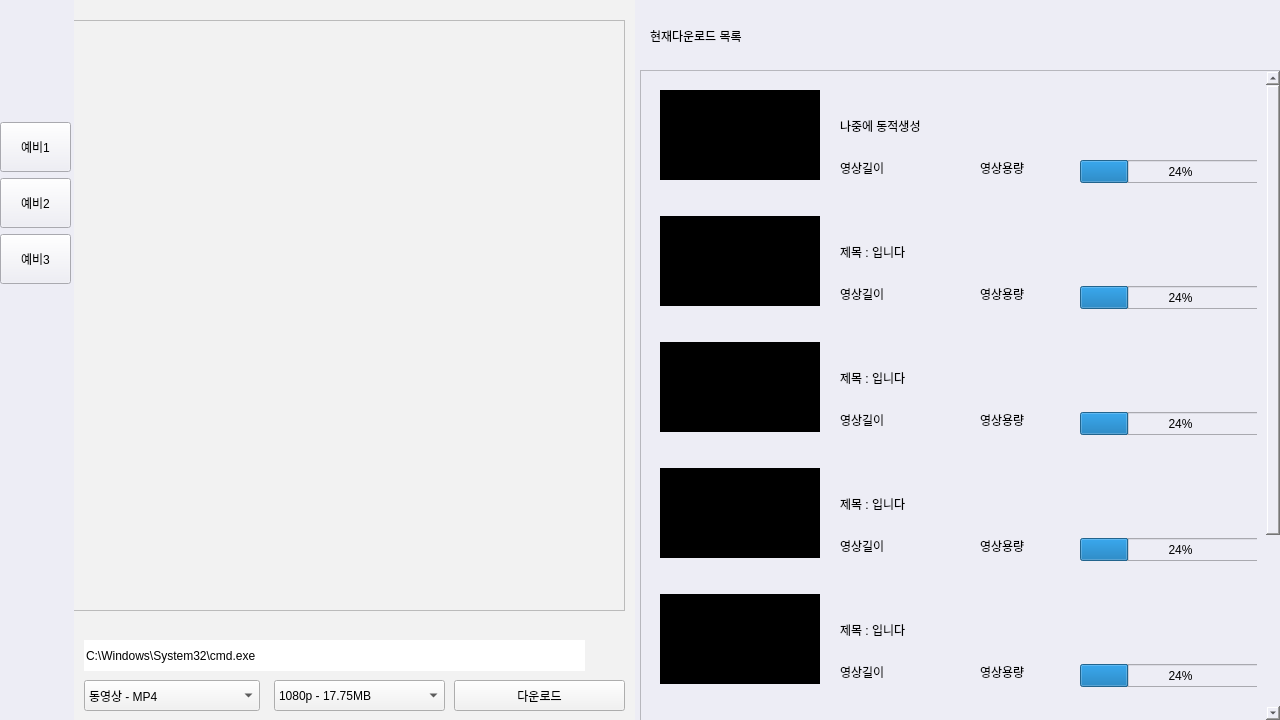
This is python/gui_testing/test2.ui in C-Meister/YouMind as Qt 5 draws it before an edit. The edited form follows.
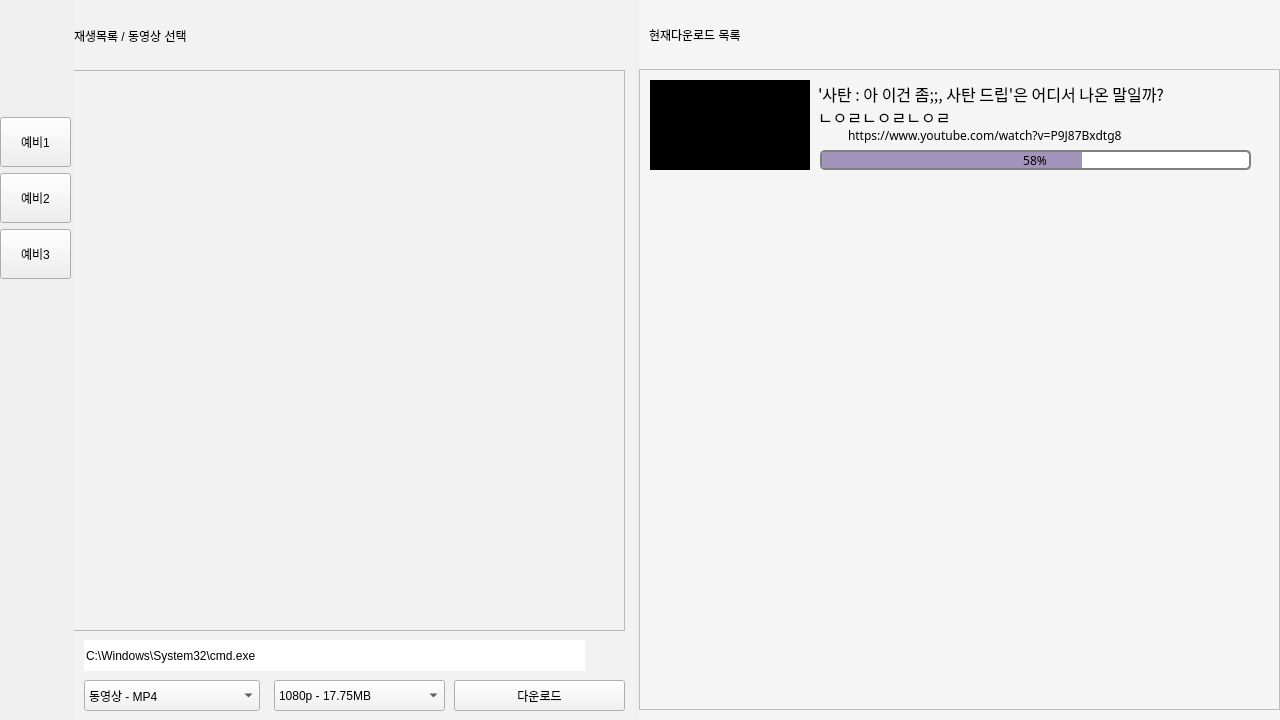
This is the edited form. Icons and pictures are not drawn.

```diff
--- a/python/gui_testing/test2.ui
+++ b/python/gui_testing/test2.ui
@@ -14,7 +14,7 @@
    <string>MainWindow</string>
   </property>
   <property name="styleSheet">
-   <string notr="true">background-color : rgb(237,237,245);</string>
+   <string notr="true"/>
   </property>
   <widget class="QWidget" name="centralwidget">
    <widget class="QStackedWidget" name="stackedWidget">
@@ -152,9 +152,9 @@
       <property name="geometry">
        <rect>
         <x>-10</x>
-        <y>20</y>
+        <y>70</y>
         <width>561</width>
-        <height>591</height>
+        <height>561</height>
        </rect>
       </property>
       <property name="widgetResizable">
@@ -200,6 +200,19 @@
        </layout>
       </widget>
      </widget>
+     <widget class="QLabel" name="asdf_2">
+      <property name="geometry">
+       <rect>
+        <x>0</x>
+        <y>10</y>
+        <width>551</width>
+        <height>51</height>
+       </rect>
+      </property>
+      <property name="text">
+       <string>재생목록 / 동영상 선택</string>
+      </property>
+     </widget>
      <zorder>btn_link_download</zorder>
      <zorder>combo_link_format</zorder>
      <zorder>btn_link_file</zorder>
@@ -1096,645 +1109,34 @@
      </widget>
     </widget>
    </widget>
-   <widget class="QScrollArea" name="scrollArea">
-    <property name="geometry">
-     <rect>
-      <x>640</x>
-      <y>70</y>
-      <width>641</width>
-      <height>651</height>
-     </rect>
-    </property>
-    <property name="widgetResizable">
-     <bool>true</bool>
-    </property>
-    <widget class="QWidget" name="scrollAreaWidgetContents">
+   <widget class="QWidget" name="widget_17" native="true">
      <property name="geometry">
       <rect>
        <x>0</x>
        <y>0</y>
-       <width>622</width>
-       <height>894</height>
-      </rect>
-     </property>
-     <layout class="QVBoxLayout" name="verticalLayout_6">
-      <item>
-       <widget class="QWidget" name="widget_2" native="true">
-        <property name="minimumSize">
-         <size>
-          <width>0</width>
-          <height>120</height>
-         </size>
-        </property>
-        <property name="maximumSize">
-         <size>
-          <width>16777215</width>
-          <height>120</height>
-         </size>
-        </property>
-        <widget class="QLabel" name="label_9">
-         <property name="geometry">
-          <rect>
-           <x>190</x>
-           <y>80</y>
-           <width>111</width>
-           <height>16</height>
-          </rect>
-         </property>
-         <property name="text">
-          <string>영상길이</string>
-         </property>
-        </widget>
-        <widget class="QLabel" name="label_10">
-         <property name="geometry">
-          <rect>
-           <x>190</x>
-           <y>20</y>
-           <width>231</width>
-           <height>51</height>
-          </rect>
-         </property>
-         <property name="text">
-          <string>나중에 동적생성</string>
-         </property>
-        </widget>
-        <widget class="QLabel" name="label_11">
-         <property name="geometry">
-          <rect>
-           <x>10</x>
-           <y>10</y>
-           <width>160</width>
-           <height>90</height>
-          </rect>
-         </property>
+      <width>71</width>
+      <height>721</height>
+     </rect>
+    </property>
          <property name="styleSheet">
-          <string notr="true">background-color : black ;</string>
-         </property>
-         <property name="text">
-          <string>썸네일ㄴㅇㄹㄴㅇㄹㄴㅇㄹ</string>
-         </property>
-        </widget>
-        <widget class="QLabel" name="label_12">
-         <property name="geometry">
-          <rect>
-           <x>330</x>
-           <y>80</y>
-           <width>111</width>
-           <height>16</height>
-          </rect>
-         </property>
-         <property name="text">
-          <string>영상용량</string>
-         </property>
-        </widget>
-        <widget class="QProgressBar" name="progressBar_2">
-         <property name="geometry">
-          <rect>
-           <x>430</x>
-           <y>80</y>
-           <width>201</width>
-           <height>23</height>
-          </rect>
-         </property>
-         <property name="value">
-          <number>24</number>
-         </property>
-        </widget>
-       </widget>
-      </item>
-      <item>
-       <widget class="QWidget" name="widget_14" native="true">
-        <property name="minimumSize">
-         <size>
-          <width>0</width>
-          <height>120</height>
-         </size>
-        </property>
-        <property name="maximumSize">
-         <size>
-          <width>16777215</width>
-          <height>120</height>
-         </size>
-        </property>
-        <widget class="QLabel" name="label_65">
-         <property name="geometry">
-          <rect>
-           <x>190</x>
-           <y>80</y>
-           <width>111</width>
-           <height>16</height>
-          </rect>
-         </property>
-         <property name="text">
-          <string>영상길이</string>
-         </property>
-        </widget>
-        <widget class="QLabel" name="label_66">
-         <property name="geometry">
-          <rect>
-           <x>190</x>
-           <y>20</y>
-           <width>231</width>
-           <height>51</height>
-          </rect>
-         </property>
-         <property name="text">
-          <string>제목 : 입니다</string>
-         </property>
-        </widget>
-        <widget class="QLabel" name="label_67">
-         <property name="geometry">
-          <rect>
-           <x>10</x>
-           <y>10</y>
-           <width>160</width>
-           <height>90</height>
-          </rect>
-         </property>
-         <property name="styleSheet">
-          <string notr="true">background-color : black ;</string>
-         </property>
-         <property name="text">
-          <string>썸네일ㄴㅇㄹㄴㅇㄹㄴㅇㄹ</string>
-         </property>
-        </widget>
-        <widget class="QLabel" name="label_68">
-         <property name="geometry">
-          <rect>
-           <x>330</x>
-           <y>80</y>
-           <width>111</width>
-           <height>16</height>
-          </rect>
-         </property>
-         <property name="text">
-          <string>영상용량</string>
-         </property>
-        </widget>
-        <widget class="QProgressBar" name="progressBar_16">
-         <property name="geometry">
-          <rect>
-           <x>430</x>
-           <y>80</y>
-           <width>201</width>
-           <height>23</height>
-          </rect>
-         </property>
-         <property name="value">
-          <number>24</number>
-         </property>
-        </widget>
-       </widget>
-      </item>
-      <item>
-       <widget class="QWidget" name="widget_16" native="true">
-        <property name="minimumSize">
-         <size>
-          <width>0</width>
-          <height>120</height>
-         </size>
-        </property>
-        <property name="maximumSize">
-         <size>
-          <width>16777215</width>
-          <height>120</height>
-         </size>
-        </property>
-        <widget class="QLabel" name="label_73">
-         <property name="geometry">
-          <rect>
-           <x>190</x>
-           <y>80</y>
-           <width>111</width>
-           <height>16</height>
-          </rect>
-         </property>
-         <property name="text">
-          <string>영상길이</string>
-         </property>
-        </widget>
-        <widget class="QLabel" name="label_74">
-         <property name="geometry">
-          <rect>
-           <x>190</x>
-           <y>20</y>
-           <width>231</width>
-           <height>51</height>
-          </rect>
-         </property>
-         <property name="text">
-          <string>제목 : 입니다</string>
-         </property>
-        </widget>
-        <widget class="QLabel" name="label_75">
-         <property name="geometry">
-          <rect>
-           <x>10</x>
-           <y>10</y>
-           <width>160</width>
-           <height>90</height>
-          </rect>
-         </property>
-         <property name="styleSheet">
-          <string notr="true">background-color : black ;</string>
-         </property>
-         <property name="text">
-          <string>썸네일ㄴㅇㄹㄴㅇㄹㄴㅇㄹ</string>
-         </property>
-        </widget>
-        <widget class="QLabel" name="label_76">
-         <property name="geometry">
-          <rect>
-           <x>330</x>
-           <y>80</y>
-           <width>111</width>
-           <height>16</height>
-          </rect>
-         </property>
-         <property name="text">
-          <string>영상용량</string>
-         </property>
-        </widget>
-        <widget class="QProgressBar" name="progressBar_18">
-         <property name="geometry">
-          <rect>
-           <x>430</x>
-           <y>80</y>
-           <width>201</width>
-           <height>23</height>
-          </rect>
-         </property>
-         <property name="value">
-          <number>24</number>
-         </property>
-        </widget>
-       </widget>
-      </item>
-      <item>
-       <widget class="QWidget" name="widget_15" native="true">
-        <property name="minimumSize">
-         <size>
-          <width>0</width>
-          <height>120</height>
-         </size>
-        </property>
-        <property name="maximumSize">
-         <size>
-          <width>16777215</width>
-          <height>120</height>
-         </size>
-        </property>
-        <widget class="QLabel" name="label_69">
-         <property name="geometry">
-          <rect>
-           <x>190</x>
-           <y>80</y>
-           <width>111</width>
-           <height>16</height>
-          </rect>
-         </property>
-         <property name="text">
-          <string>영상길이</string>
-         </property>
-        </widget>
-        <widget class="QLabel" name="label_70">
-         <property name="geometry">
-          <rect>
-           <x>190</x>
-           <y>20</y>
-           <width>231</width>
-           <height>51</height>
-          </rect>
-         </property>
-         <property name="text">
-          <string>제목 : 입니다</string>
-         </property>
-        </widget>
-        <widget class="QLabel" name="label_71">
-         <property name="geometry">
-          <rect>
-           <x>10</x>
-           <y>10</y>
-           <width>160</width>
-           <height>90</height>
-          </rect>
-         </property>
-         <property name="styleSheet">
-          <string notr="true">background-color : black ;</string>
-         </property>
-         <property name="text">
-          <string>썸네일ㄴㅇㄹㄴㅇㄹㄴㅇㄹ</string>
-         </property>
-        </widget>
-        <widget class="QLabel" name="label_72">
-         <property name="geometry">
-          <rect>
-           <x>330</x>
-           <y>80</y>
-           <width>111</width>
-           <height>16</height>
-          </rect>
-         </property>
-         <property name="text">
-          <string>영상용량</string>
-         </property>
-        </widget>
-        <widget class="QProgressBar" name="progressBar_17">
-         <property name="geometry">
-          <rect>
-           <x>430</x>
-           <y>80</y>
-           <width>201</width>
-           <height>23</height>
-          </rect>
-         </property>
-         <property name="value">
-          <number>24</number>
-         </property>
-        </widget>
-       </widget>
-      </item>
-      <item>
-       <widget class="QWidget" name="widget_13" native="true">
-        <property name="minimumSize">
-         <size>
-          <width>0</width>
-          <height>120</height>
-         </size>
-        </property>
-        <property name="maximumSize">
-         <size>
-          <width>16777215</width>
-          <height>120</height>
-         </size>
-        </property>
-        <widget class="QLabel" name="label_17">
-         <property name="geometry">
-          <rect>
-           <x>190</x>
-           <y>80</y>
-           <width>111</width>
-           <height>16</height>
-          </rect>
-         </property>
-         <property name="text">
-          <string>영상길이</string>
-         </property>
-        </widget>
-        <widget class="QLabel" name="label_18">
-         <property name="geometry">
-          <rect>
-           <x>190</x>
-           <y>20</y>
-           <width>231</width>
-           <height>51</height>
-          </rect>
-         </property>
-         <property name="text">
-          <string>제목 : 입니다</string>
-         </property>
-        </widget>
-        <widget class="QLabel" name="label_19">
-         <property name="geometry">
-          <rect>
-           <x>10</x>
-           <y>10</y>
-           <width>160</width>
-           <height>90</height>
-          </rect>
-         </property>
-         <property name="styleSheet">
-          <string notr="true">background-color : black ;</string>
-         </property>
-         <property name="text">
-          <string>썸네일ㄴㅇㄹㄴㅇㄹㄴㅇㄹ</string>
-         </property>
-        </widget>
-        <widget class="QLabel" name="label_64">
-         <property name="geometry">
-          <rect>
-           <x>330</x>
-           <y>80</y>
-           <width>111</width>
-           <height>16</height>
-          </rect>
-         </property>
-         <property name="text">
-          <string>영상용량</string>
-         </property>
-        </widget>
-        <widget class="QProgressBar" name="progressBar_4">
-         <property name="geometry">
-          <rect>
-           <x>430</x>
-           <y>80</y>
-           <width>201</width>
-           <height>23</height>
-          </rect>
-         </property>
-         <property name="value">
-          <number>24</number>
-         </property>
-        </widget>
-       </widget>
-      </item>
-      <item>
-       <widget class="QWidget" name="widget_3" native="true">
-        <property name="minimumSize">
-         <size>
-          <width>0</width>
-          <height>120</height>
-         </size>
-        </property>
-        <property name="maximumSize">
-         <size>
-          <width>16777215</width>
-          <height>120</height>
-         </size>
-        </property>
-        <widget class="QLabel" name="label_13">
-         <property name="geometry">
-          <rect>
-           <x>190</x>
-           <y>80</y>
-           <width>111</width>
-           <height>16</height>
-          </rect>
-         </property>
-         <property name="text">
-          <string>영상길이</string>
-         </property>
-        </widget>
-        <widget class="QLabel" name="label_14">
-         <property name="geometry">
-          <rect>
-           <x>190</x>
-           <y>20</y>
-           <width>231</width>
-           <height>51</height>
-          </rect>
-         </property>
-         <property name="text">
-          <string>제목 : 입니다</string>
-         </property>
-        </widget>
-        <widget class="QLabel" name="label_15">
-         <property name="geometry">
-          <rect>
-           <x>10</x>
-           <y>10</y>
-           <width>160</width>
-           <height>90</height>
-          </rect>
-         </property>
-         <property name="styleSheet">
-          <string notr="true">background-color : black ;</string>
-         </property>
-         <property name="text">
-          <string>썸네일ㄴㅇㄹㄴㅇㄹㄴㅇㄹ</string>
-         </property>
-        </widget>
-        <widget class="QLabel" name="label_16">
-         <property name="geometry">
-          <rect>
-           <x>330</x>
-           <y>80</y>
-           <width>111</width>
-           <height>16</height>
-          </rect>
-         </property>
-         <property name="text">
-          <string>영상용량</string>
-         </property>
-        </widget>
-        <widget class="QProgressBar" name="progressBar_3">
-         <property name="geometry">
-          <rect>
-           <x>430</x>
-           <y>80</y>
-           <width>201</width>
-           <height>23</height>
-          </rect>
-         </property>
-         <property name="value">
-          <number>24</number>
-         </property>
-        </widget>
-       </widget>
-      </item>
-      <item>
-       <widget class="QWidget" name="widget" native="true">
-        <property name="minimumSize">
-         <size>
-          <width>0</width>
-          <height>120</height>
-         </size>
-        </property>
-        <property name="maximumSize">
-         <size>
-          <width>16777215</width>
-          <height>120</height>
-         </size>
-        </property>
-        <widget class="QLabel" name="label_5">
-         <property name="geometry">
-          <rect>
-           <x>190</x>
-           <y>80</y>
-           <width>111</width>
-           <height>16</height>
-          </rect>
-         </property>
-         <property name="text">
-          <string>영상길이</string>
-         </property>
-        </widget>
-        <widget class="QLabel" name="label_6">
-         <property name="geometry">
-          <rect>
-           <x>190</x>
-           <y>20</y>
-           <width>231</width>
-           <height>51</height>
-          </rect>
-         </property>
-         <property name="text">
-          <string>제목 : 입니다</string>
-         </property>
-        </widget>
-        <widget class="QLabel" name="label_7">
-         <property name="geometry">
-          <rect>
-           <x>10</x>
-           <y>10</y>
-           <width>160</width>
-           <height>90</height>
-          </rect>
-         </property>
-         <property name="styleSheet">
-          <string notr="true">background-color : black ;</string>
-         </property>
-         <property name="text">
-          <string>썸네일ㄴㅇㄹㄴㅇㄹㄴㅇㄹ</string>
-         </property>
-        </widget>
-        <widget class="QLabel" name="label_8">
-         <property name="geometry">
-          <rect>
-           <x>330</x>
-           <y>80</y>
-           <width>111</width>
-           <height>16</height>
-          </rect>
-         </property>
-         <property name="text">
-          <string>영상용량</string>
-         </property>
-        </widget>
-        <widget class="QProgressBar" name="progressBar">
-         <property name="geometry">
-          <rect>
-           <x>430</x>
-           <y>80</y>
-           <width>201</width>
-           <height>23</height>
-          </rect>
-         </property>
-         <property name="value">
-          <number>24</number>
-         </property>
-        </widget>
-       </widget>
-      </item>
-     </layout>
-    </widget>
-   </widget>
-   <widget class="QLabel" name="asdf">
-    <property name="geometry">
-     <rect>
-      <x>650</x>
-      <y>10</y>
-      <width>621</width>
-      <height>51</height>
-     </rect>
-    </property>
-    <property name="text">
-     <string>현재다운로드 목록</string>
-    </property>
-   </widget>
+     <string notr="true">background-color(237,237,245);</string>
+    </property>
    <widget class="QWidget" name="verticalLayoutWidget">
     <property name="geometry">
      <rect>
       <x>0</x>
-      <y>10</y>
+       <y>0</y>
       <width>71</width>
-      <height>302</height>
+       <height>711</height>
      </rect>
     </property>
     <layout class="QVBoxLayout" name="verticalLayout_2">
      <property name="sizeConstraint">
       <enum>QLayout::SetMaximumSize</enum>
      </property>
+      <property name="topMargin">
+       <number>5</number>
+      </property>
      <item>
       <widget class="QPushButton" name="btn_link">
        <property name="sizePolicy">
@@ -1854,6 +1256,213 @@
      </item>
     </layout>
    </widget>
+   </widget>
+   <widget class="QWidget" name="widget_18" native="true">
+    <property name="geometry">
+     <rect>
+      <x>639</x>
+      <y>-1</y>
+      <width>641</width>
+      <height>721</height>
+     </rect>
+    </property>
+    <property name="styleSheet">
+     <string notr="true">background-color : rgb(245,245,245);</string>
+    </property>
+    <widget class="QLabel" name="asdf">
+     <property name="geometry">
+      <rect>
+       <x>10</x>
+       <y>10</y>
+       <width>621</width>
+       <height>51</height>
+      </rect>
+     </property>
+     <property name="text">
+      <string>현재다운로드 목록</string>
+     </property>
+    </widget>
+    <widget class="QScrollArea" name="scrollArea">
+     <property name="geometry">
+      <rect>
+       <x>0</x>
+       <y>70</y>
+       <width>641</width>
+       <height>641</height>
+      </rect>
+     </property>
+     <property name="widgetResizable">
+      <bool>true</bool>
+     </property>
+     <widget class="QWidget" name="scrollAreaWidgetContents">
+      <property name="geometry">
+       <rect>
+        <x>0</x>
+        <y>0</y>
+        <width>639</width>
+        <height>120</height>
+       </rect>
+      </property>
+      <property name="sizePolicy">
+       <sizepolicy hsizetype="Preferred" vsizetype="Maximum">
+        <horstretch>0</horstretch>
+        <verstretch>0</verstretch>
+       </sizepolicy>
+      </property>
+      <layout class="QVBoxLayout" name="verticalLayout_6">
+       <property name="spacing">
+        <number>0</number>
+       </property>
+       <property name="leftMargin">
+        <number>0</number>
+       </property>
+       <property name="topMargin">
+        <number>0</number>
+       </property>
+       <property name="rightMargin">
+        <number>0</number>
+       </property>
+       <property name="bottomMargin">
+        <number>0</number>
+       </property>
+       <item>
+        <widget class="QWidget" name="widget_2" native="true">
+         <property name="minimumSize">
+          <size>
+           <width>0</width>
+           <height>120</height>
+          </size>
+         </property>
+         <property name="maximumSize">
+          <size>
+           <width>16777215</width>
+           <height>120</height>
+          </size>
+         </property>
+         <widget class="QLabel" name="label_11">
+          <property name="geometry">
+           <rect>
+            <x>10</x>
+            <y>10</y>
+            <width>160</width>
+            <height>90</height>
+           </rect>
+          </property>
+          <property name="styleSheet">
+           <string notr="true">background-color : black ;</string>
+          </property>
+          <property name="text">
+           <string>썸네일ㄴㅇㄹㄴㅇㄹㄴㅇㄹ</string>
+          </property>
+         </widget>
+         <widget class="QProgressBar" name="progressBar_2">
+          <property name="geometry">
+           <rect>
+            <x>180</x>
+            <y>80</y>
+            <width>431</width>
+            <height>20</height>
+           </rect>
+          </property>
+          <property name="font">
+           <font>
+            <family>서울남산체 M</family>
+           </font>
+          </property>
+          <property name="styleSheet">
+           <string notr="true">QProgressBar {
+     border: 2px solid grey;
+     border-radius: 5px;
+     background-color: #FFFFFF;
+	 text-color : rgb(128,128,128);
+}
+
+ QProgressBar::chunk {
+     background-color: #A293BD;
+     width: 20px;
+ }</string>
+          </property>
+          <property name="value">
+           <number>58</number>
+          </property>
+          <property name="alignment">
+           <set>Qt::AlignCenter</set>
+          </property>
+          <property name="format">
+           <string>%p%</string>
+          </property>
+         </widget>
+         <widget class="QLabel" name="linked_youtube_icon_6">
+          <property name="geometry">
+           <rect>
+            <x>180</x>
+            <y>55</y>
+            <width>21</width>
+            <height>21</height>
+           </rect>
+          </property>
+          <property name="styleSheet">
+           <string notr="true">image:url(./image/sub1.png);</string>
+          </property>
+          <property name="text">
+           <string/>
+          </property>
+         </widget>
+         <widget class="QLabel" name="linked_title_6">
+          <property name="geometry">
+           <rect>
+            <x>178</x>
+            <y>10</y>
+            <width>421</width>
+            <height>51</height>
+           </rect>
+          </property>
+          <property name="font">
+           <font>
+            <family>서울남산체 EB</family>
+            <pointsize>12</pointsize>
+           </font>
+          </property>
+          <property name="text">
+           <string>'사탄 : 아 이건 좀;;, 사탄 드립'은 어디서 나온 말일까?ㄴㅇㄹㄴㅇㄹㄴㅇㄹ</string>
+          </property>
+          <property name="scaledContents">
+           <bool>false</bool>
+          </property>
+          <property name="wordWrap">
+           <bool>true</bool>
+          </property>
+         </widget>
+         <widget class="QLabel" name="linked_id_6">
+          <property name="geometry">
+           <rect>
+            <x>208</x>
+            <y>55</y>
+            <width>351</width>
+            <height>20</height>
+           </rect>
+          </property>
+          <property name="font">
+           <font>
+            <family>서울남산체 M</family>
+            <pointsize>9</pointsize>
+           </font>
+          </property>
+          <property name="text">
+           <string>https://www.youtube.com/watch?v=P9J87Bxdtg8</string>
+          </property>
+         </widget>
+         <zorder>label_11</zorder>
+         <zorder>progressBar_2</zorder>
+         <zorder>linked_title_6</zorder>
+         <zorder>linked_id_6</zorder>
+         <zorder>linked_youtube_icon_6</zorder>
+        </widget>
+       </item>
+      </layout>
+     </widget>
+    </widget>
+   </widget>
    <zorder>stackedWidget</zorder>
    <zorder>widget_9</zorder>
    <zorder>widget_9</zorder>
```
Left out of the diff: 7 changed lines with no effect on the pictures. Lines whose indentation alone changed are shown as unchanged.
